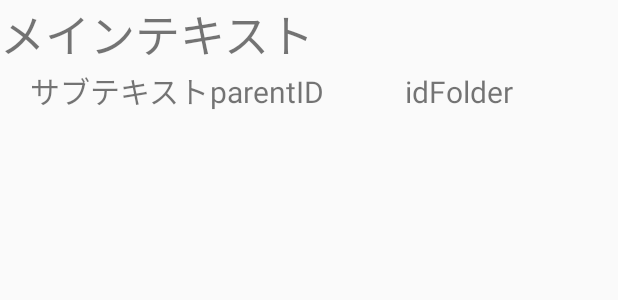
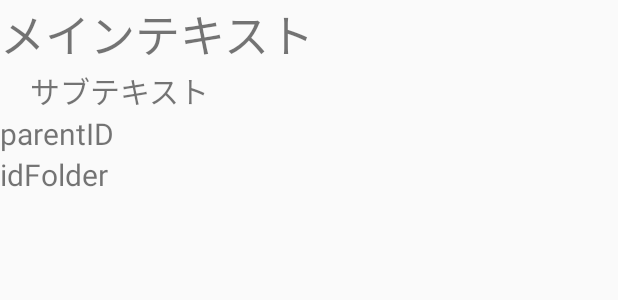
Before and after one commit to TaiyoY/SimpleMemo-master, an Android app: the layout custom_list_layout.xml on its own in the app's theme, with its tools: preview values and no code run, on a phone screen of 412 x 824 dp. Shown: the top 300 px of the screen. Run offline under Robolectric (Android 15) with nearby library versions, the phone set to English and light mode, and no system bars.

Commit message:
1/28/2019

```diff
--- a/app/src/main/java/com/example/yuguchi/simplememo/ListActivity.java
+++ b/app/src/main/java/com/example/yuguchi/simplememo/ListActivity.java
@@ -156,9 +156,6 @@ public class ListActivity extends AppCompatActivity {
             @Override
             //クリックでダイヤログ表示
             public void onClick(View v){
-                Intent intent = new Intent(ListActivity.this,com.example.yuguchi.simplememo.CustomDialogFlagment.class);
-                intent.putExtra("id", "");
-                startActivity(intent);
                 CustomDialogFlagment dialog = new CustomDialogFlagment();
                 dialog.show(getFragmentManager(), "new_folder");
             }
--- a/app/src/main/java/com/example/yuguchi/simplememo/MemoOpenHelper.java
+++ b/app/src/main/java/com/example/yuguchi/simplememo/MemoOpenHelper.java
@@ -10,14 +10,14 @@ public class MemoOpenHelper extends SQLiteOpenHelper {
     // データベース名
     static final private String DBName = "MEMO_DB";
     // データベースのバージョン(2,3と挙げていくとonUpgradeメソッドが実行される)
-    static final private int VERSION = 2;
+    static final private int VERSION = 3;
 
     // コンストラクタ　以下のように呼ぶこと
     public MemoOpenHelper(Context context) {
         super(context, DBName, null, VERSION);
     }
 
-        // データベースが作成された時に実行される処理
+    // データベースが作成された時に実行される処理
         // データベースはアプリを開いた時に存在しなかったら作成され、すでに存在していれば何もしない
      @Override
      public void onCreate(SQLiteDatabase db) {
--- a/app/src/main/res/layout/custom_list_layout.xml
+++ b/app/src/main/res/layout/custom_list_layout.xml
@@ -1,5 +1,17 @@
 <?xml version="1.0" encoding="utf-8"?>
 <LinearLayout xmlns:android="http://schemas.android.com/apk/res/android"
+    android:orientation="vertical"
+    android:layout_width="match_parent"
+    android:layout_height="match_parent">
+
+    <ListView
+        android:id="@+id/memoList"
+        android:layout_width="match_parent"
+        android:layout_height="wrap_content"
+        android:layout_weight="9" />
+
+
+    <LinearLayout
         android:orientation="vertical"
         android:layout_width="match_parent"
         android:layout_height="match_parent">
@@ -10,11 +22,6 @@
                 android:layout_height="wrap_content"
                 android:text="メインテキスト"
                 android:textSize="30sp" />
-
-　　　　<LinearLayout
-            android:layout_width="match_parent"
-            android:layout_height="wrap_content"
-            android:orientation="horizontal">
 
             <TextView
                 android:id="@+id/subText"
```
Also changed, not shown: app/src/main/java/com/example/yuguchi/simplememo/CustomDialogFlagment.java (+24 -24 lines). Lines whose indentation alone changed are shown as unchanged.
